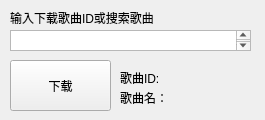
Old version of the form Form.ui in the repository ForgetMelody/MusicDownloader.
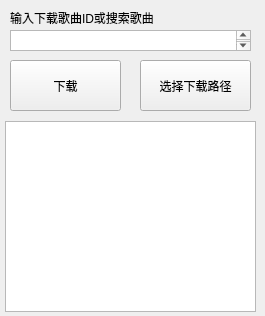
New version of the form.

Diff of the .ui file:
```diff
--- a/Form.ui
+++ b/Form.ui
@@ -7,7 +7,7 @@
     <x>0</x>
     <y>0</y>
     <width>265</width>
-    <height>120</height>
+    <height>316</height>
    </rect>
   </property>
   <property name="windowTitle">
@@ -18,7 +18,7 @@
     <rect>
      <x>10</x>
      <y>60</y>
-     <width>101</width>
+     <width>111</width>
      <height>51</height>
     </rect>
    </property>
@@ -29,32 +29,6 @@
     <bool>false</bool>
    </property>
   </widget>
-  <widget class="QLabel" name="ID_Label">
-   <property name="geometry">
-    <rect>
-     <x>120</x>
-     <y>70</y>
-     <width>141</width>
-     <height>16</height>
-    </rect>
-   </property>
-   <property name="text">
-    <string>歌曲ID:</string>
-   </property>
-  </widget>
-  <widget class="QLabel" name="Name_Label">
-   <property name="geometry">
-    <rect>
-     <x>120</x>
-     <y>90</y>
-     <width>131</width>
-     <height>16</height>
-    </rect>
-   </property>
-   <property name="text">
-    <string>歌曲名：</string>
-   </property>
-  </widget>
   <widget class="QLabel" name="label">
    <property name="geometry">
     <rect>
@@ -78,6 +52,38 @@
     </rect>
    </property>
   </widget>
+  <widget class="QPushButton" name="ChangeDownloadDir_Button">
+   <property name="geometry">
+    <rect>
+     <x>140</x>
+     <y>60</y>
+     <width>111</width>
+     <height>51</height>
+    </rect>
+   </property>
+   <property name="text">
+    <string>选择下载路径</string>
+   </property>
+   <property name="checkable">
+    <bool>false</bool>
+   </property>
+  </widget>
+  <widget class="QTextBrowser" name="Console">
+   <property name="geometry">
+    <rect>
+     <x>5</x>
+     <y>121</y>
+     <width>251</width>
+     <height>191</height>
+    </rect>
+   </property>
+   <property name="frameShape">
+    <enum>QFrame::StyledPanel</enum>
+   </property>
+   <property name="frameShadow">
+    <enum>QFrame::Sunken</enum>
+   </property>
+  </widget>
  </widget>
  <resources/>
  <connections>
```
Left out of the diff: 16 changed lines with no effect on the pictures.
